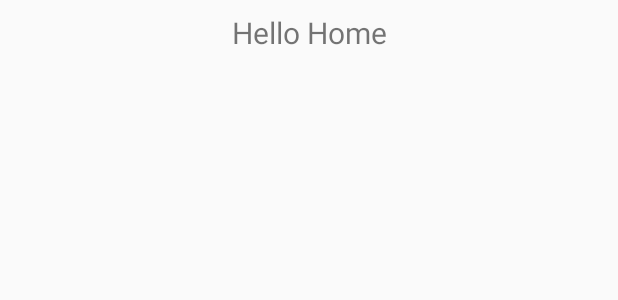
After one commit to SunnyLin9999/Gallery, an Android app: the layout fragment_home.xml on its own in the app's theme, with its tools: preview values and no code run, on a phone screen of 412 x 824 dp. The commit adds this screen. Shown: the top 300 px of the screen. Run offline under Robolectric (Android 15) with nearby library versions, the phone set to English and light mode, and no system bars.

Commit message:
Add Navigation Drawer with Fragment
1. 加入Navigation Drawer清單 => 用以管理與切換不同功能分類 => 目前有Home和Gallery分類
2. 以Fragment將頁面功能分開，有獨立的layout => 減輕MainActivity的負擔
3. 將gridview從MainActivity移到HomeFragment => HomeFragment預設為開始的畫面，即顯示所有圖片/照片

```diff
--- a/app/build.gradle
+++ b/app/build.gradle
@@ -23,9 +23,13 @@ dependencies {
     implementation fileTree(dir: 'libs', include: ['*.jar'])
     implementation 'androidx.appcompat:appcompat:1.0.2'
     implementation 'androidx.constraintlayout:constraintlayout:1.1.3'
+    implementation 'androidx.legacy:legacy-support-v4:1.0.0'
+    implementation 'androidx.lifecycle:lifecycle-extensions:2.2.0'
     testImplementation 'junit:junit:4.12'
     androidTestImplementation 'androidx.test.ext:junit:1.1.0'
     androidTestImplementation 'androidx.test.espresso:espresso-core:3.1.1'
 
     implementation 'pub.devrel:easypermissions:3.0.0'
+    implementation 'androidx.navigation:navigation-fragment:2.2.0'
+    implementation 'androidx.navigation:navigation-ui:2.2.2'
 }
--- a/app/src/main/AndroidManifest.xml
+++ b/app/src/main/AndroidManifest.xml
@@ -12,7 +12,8 @@
         android:supportsRtl="true"
         android:theme="@style/AppTheme">
         <activity android:name=".PhotoViewActivity"></activity>
-        <activity android:name=".MainActivity">
+        <activity android:name=".MainActivity"
+            android:theme="@style/AppTheme.NoActionBar">
             <intent-filter>
                 <action android:name="android.intent.action.MAIN" />
 
--- /dev/null
+++ b/app/src/main/res/layout/fragment_home.xml
@@ -0,0 +1,36 @@
+<?xml version="1.0" encoding="utf-8"?>
+<androidx.constraintlayout.widget.ConstraintLayout xmlns:android="http://schemas.android.com/apk/res/android"
+    xmlns:app="http://schemas.android.com/apk/res-auto"
+    xmlns:tools="http://schemas.android.com/tools"
+    android:layout_width="match_parent"
+    android:layout_height="match_parent"
+    tools:context=".ui.home.HomeFragment">
+
+    <TextView
+        android:id="@+id/text_home"
+        android:layout_width="match_parent"
+        android:layout_height="wrap_content"
+        android:layout_marginStart="8dp"
+        android:layout_marginTop="8dp"
+        android:layout_marginEnd="8dp"
+        android:text="Hello Home"
+        android:textAlignment="center"
+        android:textSize="20sp"
+        app:layout_constraintStart_toStartOf="parent"
+        app:layout_constraintTop_toTopOf="parent" />
+
+    <GridView
+        android:id="@+id/grid_home"
+        android:layout_width="match_parent"
+        android:layout_height="wrap_content"
+        android:layout_marginTop="24dp"
+        android:columnWidth="250px"
+        android:gravity="center"
+        android:numColumns="auto_fit"
+        android:stretchMode="columnWidth"
+        app:layout_constraintBottom_toBottomOf="parent"
+        app:layout_constraintEnd_toEndOf="parent"
+        app:layout_constraintStart_toStartOf="parent"
+        app:layout_constraintTop_toBottomOf="@+id/text_home" />
+
+</androidx.constraintlayout.widget.ConstraintLayout>
--- /dev/null
+++ b/app/src/main/res/values-v21/styles.xml
@@ -0,0 +1,8 @@
+<resources>
+
+    <style name="AppTheme.NoActionBar">
+        <item name="windowActionBar">false</item>
+        <item name="windowNoTitle">true</item>
+        <item name="android:statusBarColor">@android:color/transparent</item>
+    </style>
+</resources>
--- a/app/src/main/res/values/strings.xml
+++ b/app/src/main/res/values/strings.xml
@@ -8,4 +8,10 @@
         Returned from app settings to MainActivity with the following permissions:
         \n\Read Storage: %s
     </string>
+
+    <string name="nav_header_title">Sunny Lin 9999</string>
+    <string name="nav_header_subtitle">sunnylin9999@gmail.com</string>
+
+    <string name="menu_home">Home</string>
+    <string name="menu_gallery">Gallery</string>
 </resources>
--- a/app/src/main/res/values/styles.xml
+++ b/app/src/main/res/values/styles.xml
@@ -8,4 +8,8 @@
         <item name="colorAccent">@color/colorAccent</item>
     </style>
 
+    <style name="AppTheme.NoActionBar">
+        <item name="windowActionBar">false</item>
+        <item name="windowNoTitle">true</item>
+    </style>
 </resources>
```
Also changed, not shown: app/src/main/java/com/sunnylin9999/gallery/MainActivity.java (+28 -79 lines), app/src/main/java/com/sunnylin9999/gallery/ui/gallery/GalleryFragment.java (added, +38 -0 lines), app/src/main/java/com/sunnylin9999/gallery/ui/gallery/GalleryViewModel.java (added, +7 -0 lines), app/src/main/java/com/sunnylin9999/gallery/ui/home/HomeFragment.java (added, +134 -0 lines), app/src/main/java/com/sunnylin9999/gallery/ui/home/HomeViewModel.java (added, +23 -0 lines), app/src/main/res/layout/activity_main.xml (+19 -10 lines), app/src/main/res/layout/app_bar_main.xml (added, +36 -0 lines), app/src/main/res/layout/fragment_gallery.xml (added, +14 -0 lines), app/src/main/res/layout/gridview_item.xml (+7 -7 lines), app/src/main/res/layout/nav_header_main.xml (added, +34 -0 lines), app/src/main/res/menu/activity_main_drawer.xml (added, +16 -0 lines), app/src/main/res/navigation/mobile_navigation.xml (added, +20 -0 lines).
